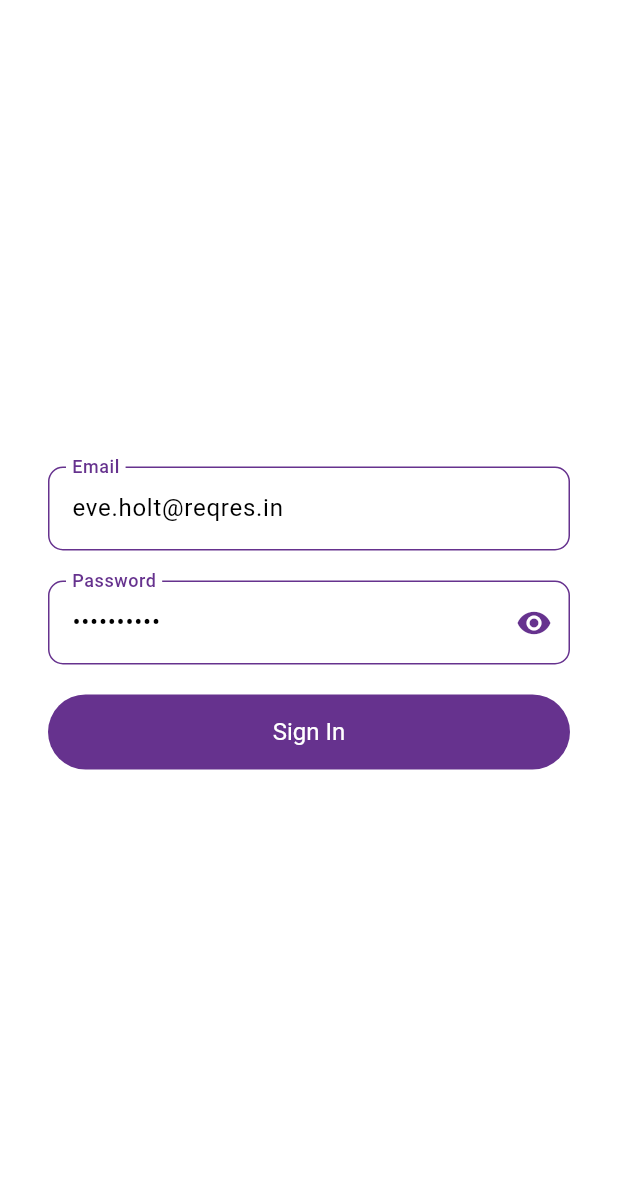
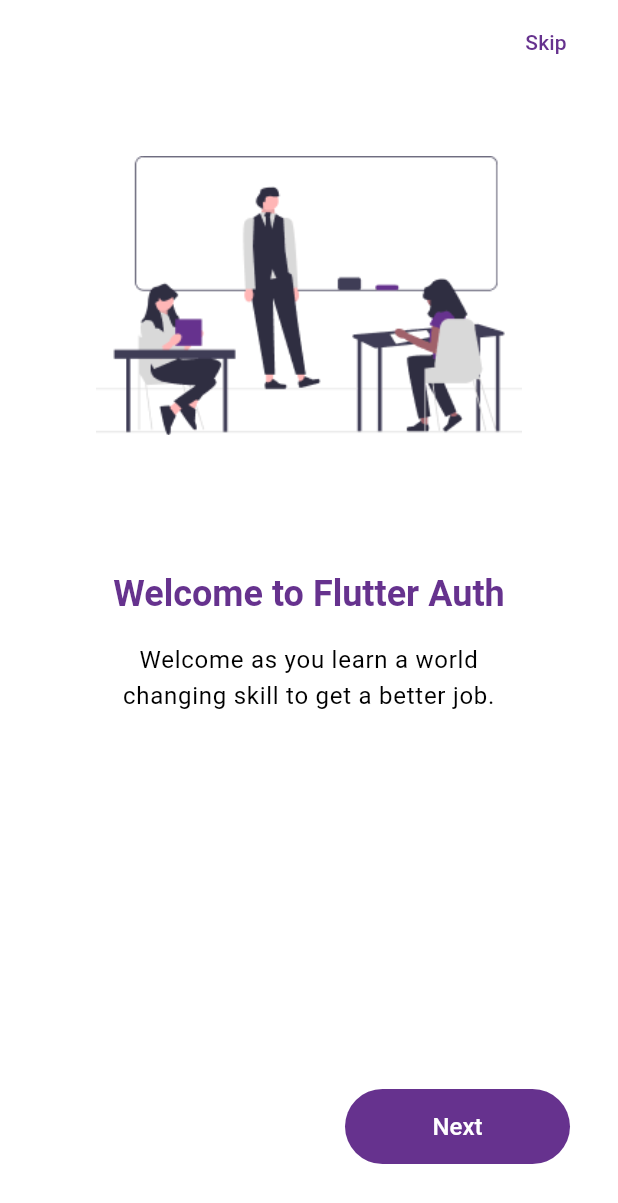
Before and after one commit to Infvyr/flutter_auth_provider, a Flutter app: the screen it shows after launch, on a phone screen of 412 x 824 dp. Shown: the top 1203 px of the screen. Run offline on Flutter 3.47's test engine with Material 2 defaults, Android fonts, the phone set to English and light mode, and no system bars; our stand-ins replace dio, equatable, flutter_secure_storage; statements that could not run were skipped.

Commit message:
add onboarding page

```diff
--- /dev/null
+++ b/lib/src/pages/onboarding/index.dart
@@ -0,0 +1,76 @@
+import 'package:flutter/material.dart';
+
+import 'choose.dart';
+import 'get_certified.dart';
+import 'navigation.dart';
+import 'welcome.dart';
+
+const int transitionDuration = 400;
+
+class OnbordingPage extends StatefulWidget {
+  const OnbordingPage({super.key});
+
+  @override
+  State<OnbordingPage> createState() => _OnbordingPageState();
+}
+
+class _OnbordingPageState extends State<OnbordingPage> {
+  final PageController pageController = PageController();
+
+  final List<Widget> pages = [
+    const OnboardingWelcomePage(),
+    const OnboardingChoosePage(),
+    const OnboardingGetCertifiedPage(),
+  ];
+  int currentPage = 0;
+
+  @override
+  Widget build(BuildContext context) {
+    return Scaffold(
+      appBar: AppBar(
+        elevation: 0,
+        actions: [
+          Padding(
+            padding: const EdgeInsets.only(right: 16),
+            child: TextButton(
+              onPressed: () {
+                pageController.animateToPage(
+                  pages.length - 1,
+                  duration: const Duration(milliseconds: transitionDuration),
+                  curve: Curves.easeInOut,
+                );
+              },
+              child: Text(
+                'Skip',
+                style: TextStyle(
+                  fontWeight: FontWeight.w500,
+                  color: Theme.of(context).colorScheme.inverseSurface,
+                ),
+              ),
+            ),
+          ),
+        ],
+      ),
+      body: Padding(
+        padding: const EdgeInsets.symmetric(horizontal: 32, vertical: 16),
+        child: Stack(
+          children: [
+            PageView.builder(
+              controller: pageController,
+              itemCount: pages.length,
+              itemBuilder: (context, index) => pages[index],
+              onPageChanged: (index) {
+                setState(() => currentPage = index);
+              },
+            ),
+            OnboardingNavigation(
+              currentPage: currentPage,
+              pageController: pageController,
+              pages: pages,
+            ),
+          ],
+        ),
+      ),
+    );
+  }
+}
--- /dev/null
+++ b/lib/src/pages/onboarding/navigation.dart
@@ -0,0 +1,78 @@
+import 'package:flutter/material.dart';
+
+const int transitionDuration = 400;
+
+class OnboardingNavigation extends StatelessWidget {
+  const OnboardingNavigation({
+    super.key,
+    required this.currentPage,
+    required this.pageController,
+    required this.pages,
+  });
+
+  final int currentPage;
+  final PageController pageController;
+  final List<Widget> pages;
+
+  @override
+  Widget build(BuildContext context) {
+    return Align(
+      alignment: Alignment.bottomCenter,
+      child: Padding(
+        padding: const EdgeInsets.only(bottom: 32),
+        child: Row(
+          mainAxisAlignment: MainAxisAlignment.spaceBetween,
+          children: [
+            // back button
+            if (currentPage != 0)
+              TextButton(
+                onPressed: () {
+                  pageController.animateToPage(
+                    currentPage - 1,
+                    duration: const Duration(milliseconds: transitionDuration),
+                    curve: Curves.easeInOut,
+                  );
+                },
+                style: ButtonStyle(
+                  minimumSize: MaterialStateProperty.all(const Size(150, 50)),
+                ),
+                child: Text(
+                  'Back',
+                  style: TextStyle(
+                    fontWeight: FontWeight.w500,
+                    color: Theme.of(context).colorScheme.inverseSurface,
+                    fontSize: 16,
+                  ),
+                ),
+              )
+            else
+              const SizedBox(),
+            // next button
+            FilledButton(
+              onPressed: () {
+                if (currentPage == pages.length - 1) {
+                  // navigate to sign in page
+                } else {
+                  pageController.animateToPage(
+                    currentPage + 1,
+                    duration: const Duration(milliseconds: transitionDuration),
+                    curve: Curves.easeInOut,
+                  );
+                }
+              },
+              style: ButtonStyle(
+                minimumSize: MaterialStateProperty.all(const Size(150, 50)),
+              ),
+              child: Text(
+                currentPage == pages.length - 1 ? 'Get Started' : 'Next',
+                style: const TextStyle(
+                  fontWeight: FontWeight.w500,
+                ),
+              ),
+            ),
+          ],
+        ),
+      ),
+    );
+  }
+}
--- /dev/null
+++ b/lib/src/pages/onboarding/welcome.dart
@@ -0,0 +1,30 @@
+import 'package:flutter/material.dart';
+import 'package:flutter_authentication/gen/assets.gen.dart';
+
+class OnboardingWelcomePage extends StatelessWidget {
+  const OnboardingWelcomePage({super.key});
+
+  @override
+  Widget build(BuildContext context) {
+    return Padding(
+      padding: const EdgeInsets.symmetric(horizontal: 32),
+      child: Column(
+        children: [
+          const SizedBox(height: 32),
+          Assets.educatorMin.image(),
+          const SizedBox(height: 90),
+          Text(
+            'Welcome to Flutter Auth',
+            style: Theme.of(context).textTheme.headlineSmall,
+          ),
+          const SizedBox(height: 16),
+          Text(
+            'Welcome as you learn a world changing skill to get a better job.',
+            textAlign: TextAlign.center,
+            style: Theme.of(context).textTheme.bodyLarge,
+          ),
+        ],
+      ),
+    );
+  }
+}
--- a/lib/src/pages/splash_page/presentation/splash_page.dart
+++ b/lib/src/pages/splash_page/presentation/splash_page.dart
@@ -2,6 +2,7 @@ import 'package:flutter/material.dart';
 import 'package:flutter_authentication/src/pages/home_page/home_page.dart';
 import 'package:flutter_authentication/src/features/authentication/infrastructure/auth_notifier.dart';
 import 'package:flutter_authentication/src/features/authentication/presentation/sign_in_page.dart';
+import 'package:flutter_authentication/src/pages/onboarding/index.dart';
 import 'package:flutter_authentication/src/pages/splash_page/presentation/loading_splash_page.dart';
 import 'package:provider/provider.dart';
 
@@ -26,6 +27,7 @@ class SplashPage extends StatelessWidget {
             return const HomePage();
           } else {
             // User is not authenticated, navigate to sign in page
+            return const OnbordingPage();
             return const SignInPage();
           }
         } else {
```
Also changed, not shown: lib/src/core/presentation/styles/app_styles.dart (+23 -15 lines), lib/src/pages/onboarding/choose.dart (added, +30 -0 lines), lib/src/pages/onboarding/get_certified.dart (added, +30 -0 lines).
